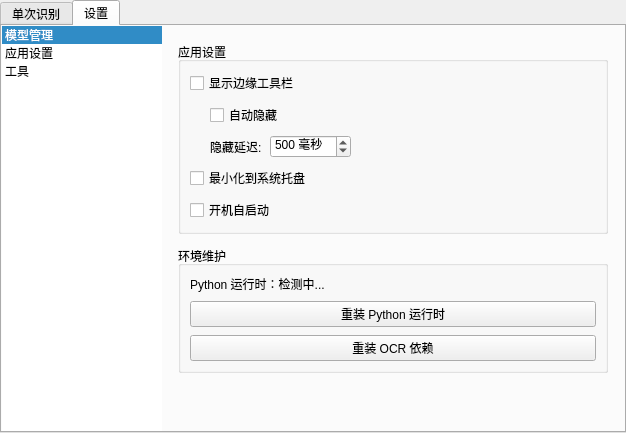
Qt form src/vibeocr/ui/main_window.ui (FelixJI/VibeOCR) before a commit.
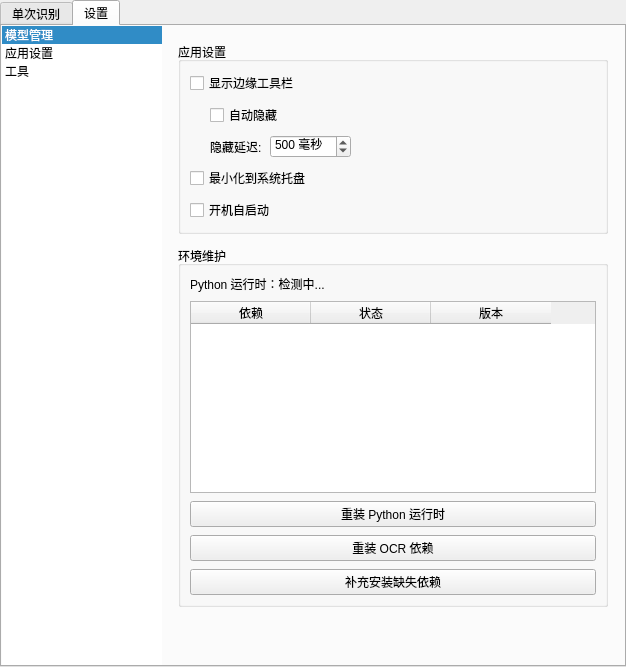
The same form after that commit. The open tabs and pages were chosen to show the change. Custom widgets are drawn as their Qt base class.

Commit message: feat(ui): 设置页新增补充安装按钮与依赖状态表格

Patch:
```diff
--- a/src/vibeocr/ui/main_window.ui
+++ b/src/vibeocr/ui/main_window.ui
@@ -608,6 +608,31 @@
                 </property>
                </widget>
               </item>
+              <item>
+               <widget class="QTableWidget" name="tableDepsStatus">
+                <property name="toolTip">
+                 <string>各 OCR 依赖的安装状态（仅便携模式可见）</string>
+                </property>
+                <attribute name="horizontalHeaderDefaultSectionSize">
+                 <number>120</number>
+                </attribute>
+                <column>
+                 <property name="text">
+                  <string>依赖</string>
+                 </property>
+                </column>
+                <column>
+                 <property name="text">
+                  <string>状态</string>
+                 </property>
+                </column>
+                <column>
+                 <property name="text">
+                  <string>版本</string>
+                 </property>
+                </column>
+               </widget>
+              </item>
               <item>
                <widget class="QPushButton" name="btnReinstallPython">
                 <property name="toolTip">
@@ -628,6 +653,16 @@
                 </property>
                </widget>
               </item>
+              <item>
+               <widget class="QPushButton" name="btnInstallMissing">
+                <property name="toolTip">
+                 <string>只安装缺失的 OCR 依赖（已安装的自动跳过，不重复下载）。适合上次安装中途失败后补装。</string>
+                </property>
+                <property name="text">
+                 <string>补充安装缺失依赖</string>
+                </property>
+               </widget>
+              </item>
              </layout>
             </widget>
            </item>
```
The commit also changes 2 other files.
